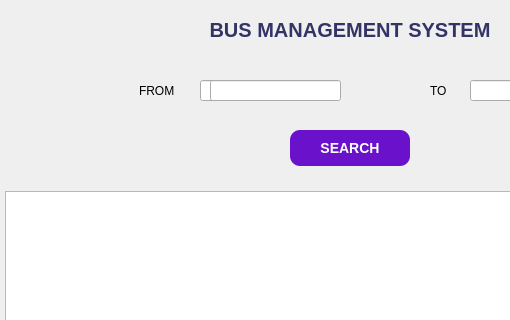
Old version of the form homewindow.ui in the repository Aayam73/Bus-Management-System; both pictures show x 0 to 510 and y 0 to 320 of the 735 by 666 pixel window.
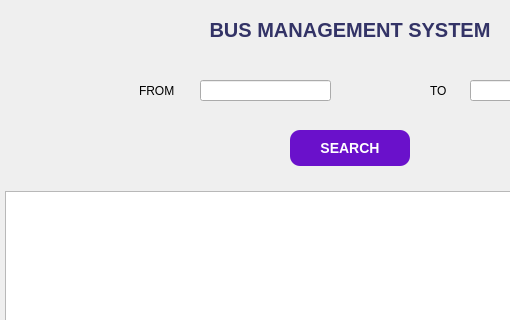
New version of the form.

The edit to the form file:
```diff
--- a/homewindow.ui
+++ b/homewindow.ui
@@ -154,20 +154,10 @@
     </rect>
    </property>
   </widget>
-  <widget class="QLineEdit" name="lineEdit">
-   <property name="geometry">
-    <rect>
-     <x>200</x>
-     <y>80</y>
-     <width>131</width>
-     <height>21</height>
-    </rect>
-   </property>
-  </widget>
   <widget class="QLineEdit" name="srchFrom">
    <property name="geometry">
     <rect>
-     <x>210</x>
+     <x>200</x>
      <y>80</y>
      <width>131</width>
      <height>21</height>
```
